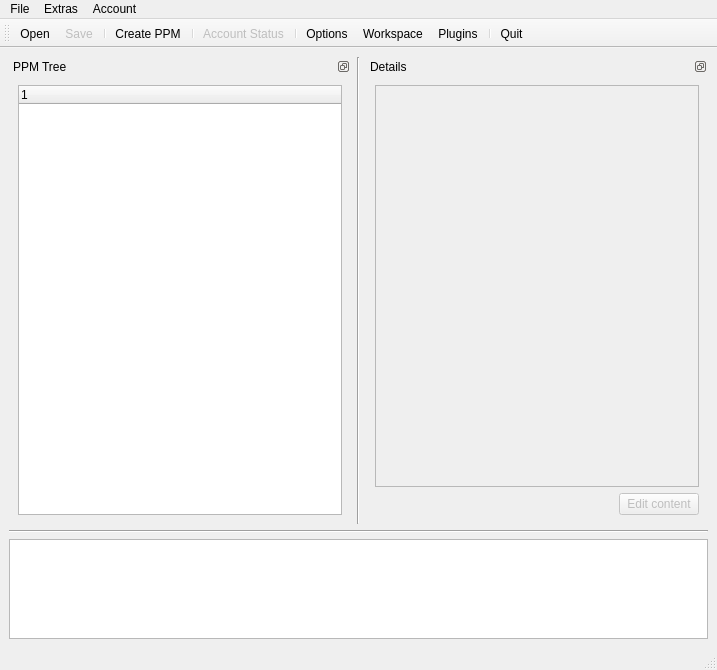
Above: src/ui-qt/PPModd.ui from g3gg0/TriX before the change. Below: the same form after it.
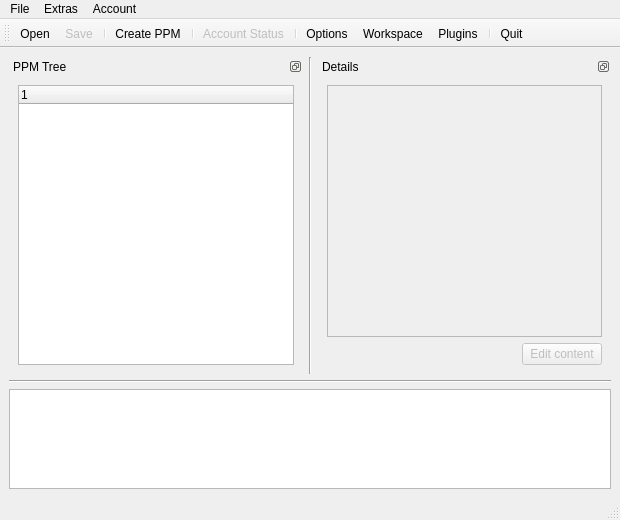
That is the form after the change. Icons and pictures are not drawn.

```diff
--- a/src/ui-qt/PPModd.ui
+++ b/src/ui-qt/PPModd.ui
@@ -8,8 +8,8 @@
    <rect>
     <x>0</x>
     <y>0</y>
-    <width>717</width>
-    <height>670</height>
+    <width>620</width>
+    <height>520</height>
    </rect>
   </property>
   <property name="acceptDrops" >
```
